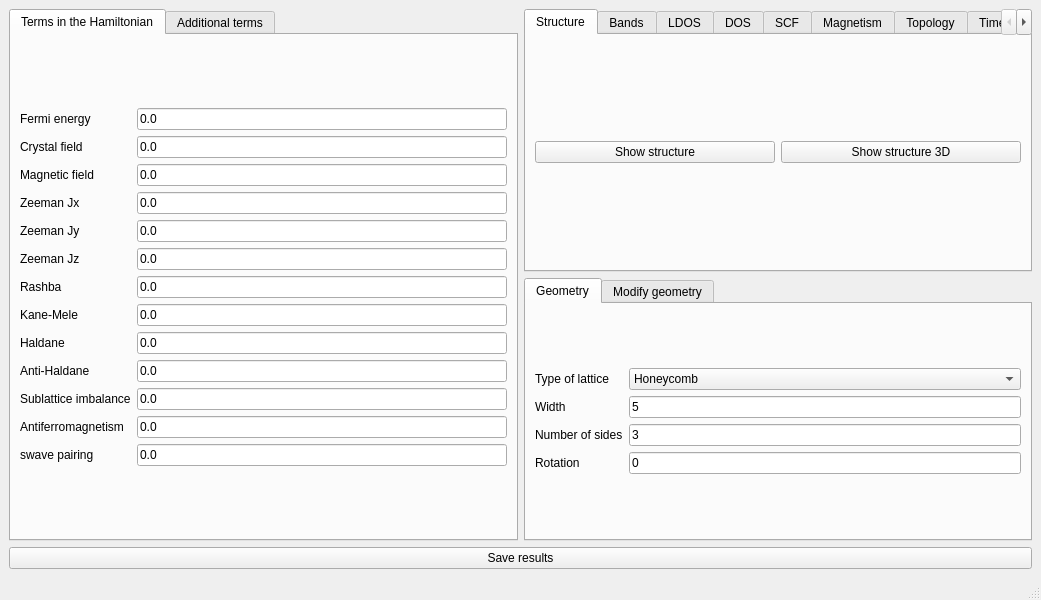
Qt form interface-pyqt/0d/interface.ui (joselado/quantum-lattice) before a commit.
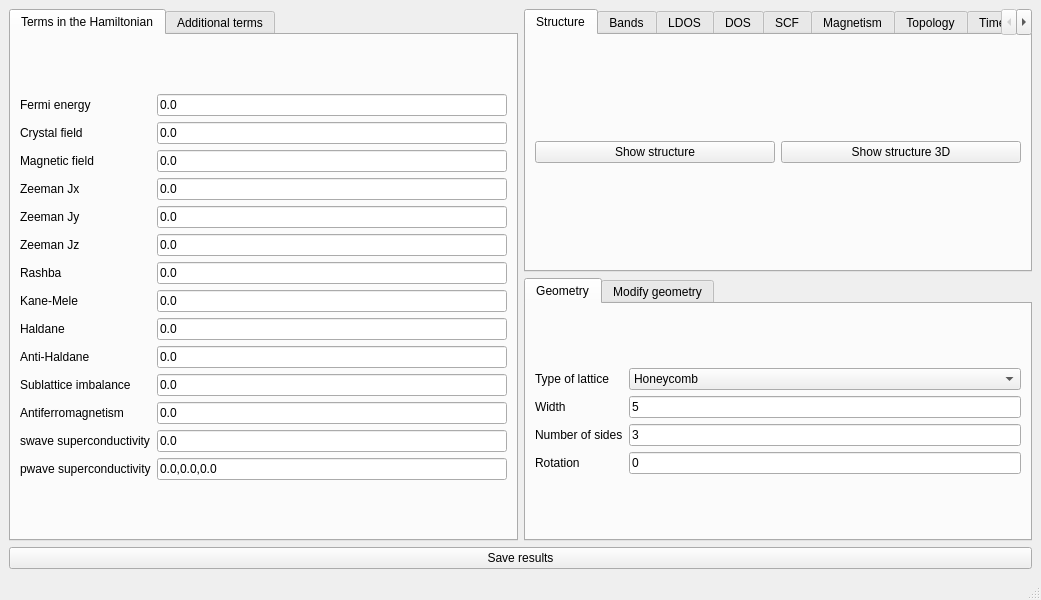
The same form after that commit.

Diff of the .ui file:
```diff
--- a/interface-pyqt/0d/interface.ui
+++ b/interface-pyqt/0d/interface.ui
@@ -109,7 +109,7 @@
           <item row="12" column="0">
            <widget class="QLabel" name="label_26">
             <property name="text">
-             <string>swave pairing</string>
+             <string>swave superconductivity</string>
             </property>
            </widget>
           </item>
@@ -221,6 +221,20 @@
             </property>
            </widget>
           </item>
+          <item row="13" column="1">
+           <widget class="QLineEdit" name="pwave">
+            <property name="text">
+             <string>0.0,0.0,0.0</string>
+            </property>
+           </widget>
+          </item>
+          <item row="13" column="0">
+           <widget class="QLabel" name="label_37">
+            <property name="text">
+             <string>pwave superconductivity</string>
+            </property>
+           </widget>
+          </item>
          </layout>
         </item>
        </layout>
```
